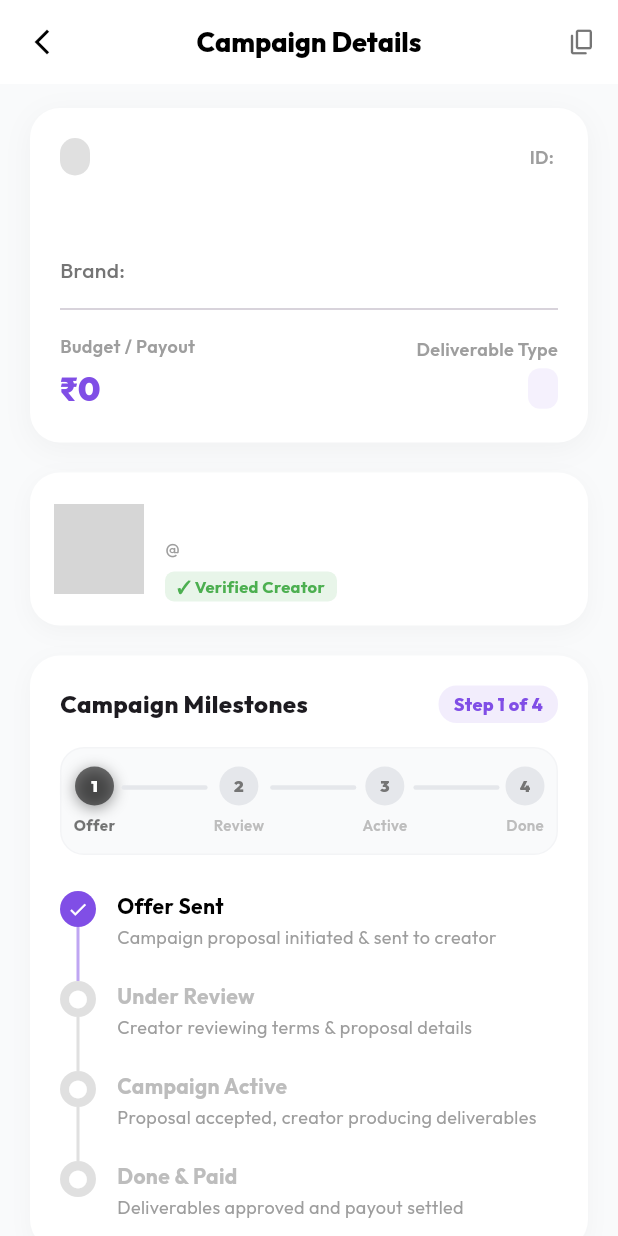
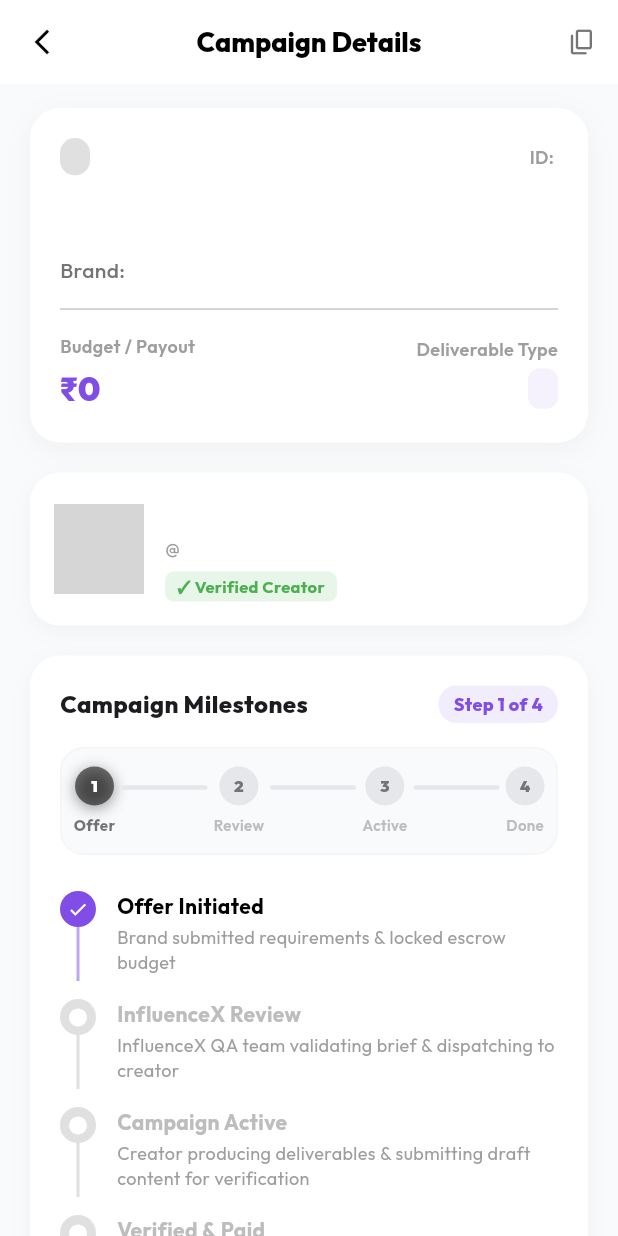
Before and after one commit to mosouwer/InfluencerX, a Flutter app: the CampaignDetailsScreen screen opened directly with empty values, on a phone screen of 412 x 824 dp. Run offline on Flutter 3.47's test engine with Material 3 defaults, Android fonts, the phone set to English and light mode, and no system bars; our stand-ins replace file_picker, google_fonts; accounts and stored records are empty; network calls fail; grey boxes are pictures that could not be loaded.

Commit message:
Update platform workflow to InfluenceX-managed review & QA model: Brand locks escrow -> InfluenceX reviews & passes to creators -> Creator produces -> InfluenceX verifies post before payment release

```diff
--- a/influencer_app/lib/screens/brand_landing_screen.dart
+++ b/influencer_app/lib/screens/brand_landing_screen.dart
@@ -567,7 +567,7 @@ class _BrandLandingScreenState extends State<BrandLandingScreen> {
                         children: [
                           const Row(
                             children: [
-                              Icon(Icons.lock_clock_rounded, color: Color(0xFF804EE6), size: 20),
+                              Icon(Icons.verified_user_rounded, color: Color(0xFF804EE6), size: 20),
                               SizedBox(width: 8),
                               Text(
                                 'How InfluenceX Works',
@@ -576,13 +576,13 @@ class _BrandLandingScreenState extends State<BrandLandingScreen> {
                             ],
                           ),
                           const SizedBox(height: 14),
-                          _buildWorkflowStep('1', 'Explore & Select Creators', 'Search verified influencers by niche, followers, and engagement rates.'),
+                          _buildWorkflowStep('1', 'Brand Posts Campaign & Locks Escrow', 'Submit your campaign requirements. Budget is deposited securely in InfluenceX Escrow.'),
                           const SizedBox(height: 10),
-                          _buildWorkflowStep('2', 'Send Campaign Brief & Lock Escrow', 'Describe your goals. Budget is securely deposited in platform escrow.'),
+                          _buildWorkflowStep('2', 'InfluenceX QA Review & Dispatch', 'InfluenceX team verifies brief guidelines & compliance before passing the deal to the creator.'),
                           const SizedBox(height: 10),
-                          _buildWorkflowStep('3', 'Review Draft & Approve Content', 'Creator submits draft media for your feedback and approval.'),
+                          _buildWorkflowStep('3', 'Creator Production & Draft Submission', 'Creator produces required content and submits deliverables for verification.'),
                           const SizedBox(height: 10),
-                          _buildWorkflowStep('4', 'Settlement & Release', 'Once deliverables go live, funds are safely released to the creator.'),
+                          _buildWorkflowStep('4', 'InfluenceX Post Verification & Payout', 'InfluenceX verifies live links, hashtags, and deliverables before clearing final payout to the creator.'),
                         ],
                       ),
                     ),
@@ -738,7 +738,7 @@ class _BrandLandingScreenState extends State<BrandLandingScreen> {
             ),
             const SizedBox(height: 18),
             Text(
-              'When you book a creator on InfluenceX, your payment is safely deposited in our verified Escrow vault. Funds are only transferred after you review and approve the live deliverable.',
+              'When you book a creator on InfluenceX, every deal is managed through InfluenceX. Your budget is securely locked in platform escrow, the campaign is QA-reviewed by InfluenceX before being dispatched to creators, and creator deliverables are fully verified by InfluenceX before payout is cleared.',
               style: TextStyle(fontSize: 13.5, color: Colors.grey.shade700, height: 1.5),
             ),
             const SizedBox(height: 24),
--- a/influencer_app/lib/screens/campaign_details_screen.dart
+++ b/influencer_app/lib/screens/campaign_details_screen.dart
@@ -414,10 +414,10 @@ class CampaignDetailsScreen extends StatelessWidget {
                   const SizedBox(height: 24),
 
                   // Workflow Steps
-                  _buildTimelineTile(1, 'Offer Sent', 'Campaign proposal initiated & sent to creator', currentStep >= 1),
-                  _buildTimelineTile(2, 'Under Review', 'Creator reviewing terms & proposal details', currentStep >= 2),
-                  _buildTimelineTile(3, 'Campaign Active', 'Proposal accepted, creator producing deliverables', currentStep >= 3),
-                  _buildTimelineTile(4, 'Done & Paid', 'Deliverables approved and payout settled', currentStep >= 4, isLast: true),
+                  _buildTimelineTile(1, 'Offer Initiated', 'Brand submitted requirements & locked escrow budget', currentStep >= 1),
+                  _buildTimelineTile(2, 'InfluenceX Review', 'InfluenceX QA team validating brief & dispatching to creator', currentStep >= 2),
+                  _buildTimelineTile(3, 'Campaign Active', 'Creator producing deliverables & submitting draft content for verification', currentStep >= 3),
+                  _buildTimelineTile(4, 'Verified & Paid', 'InfluenceX verified live deliverables & released escrow payout', currentStep >= 4, isLast: true),
                 ],
               ),
             ),
```
